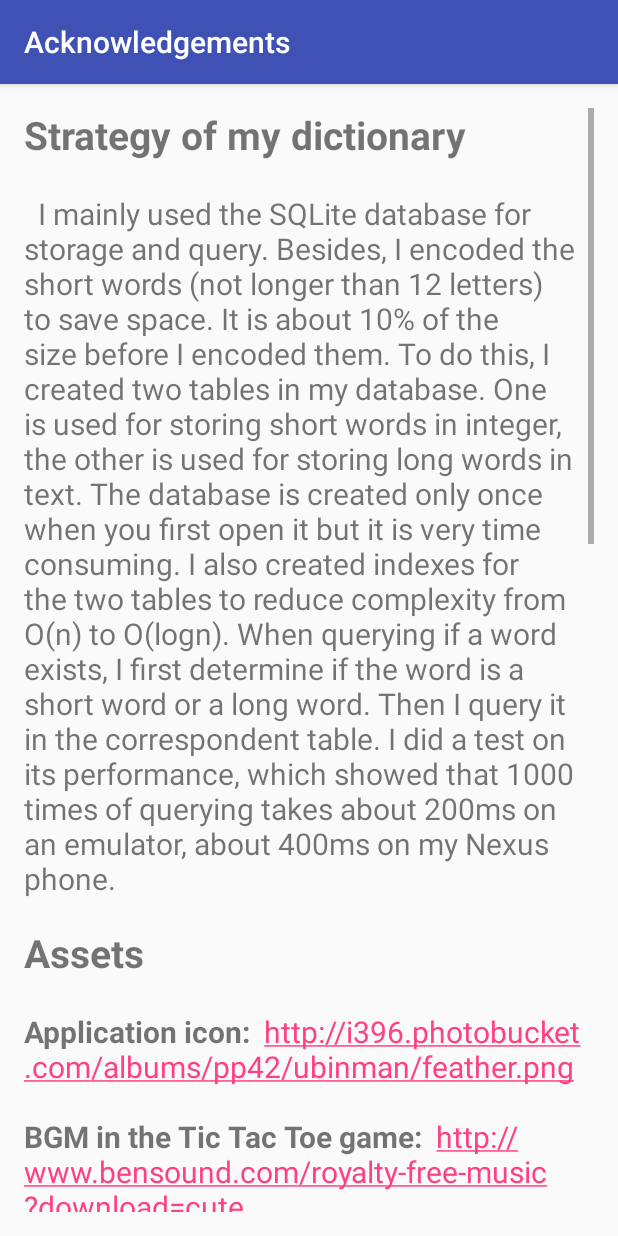
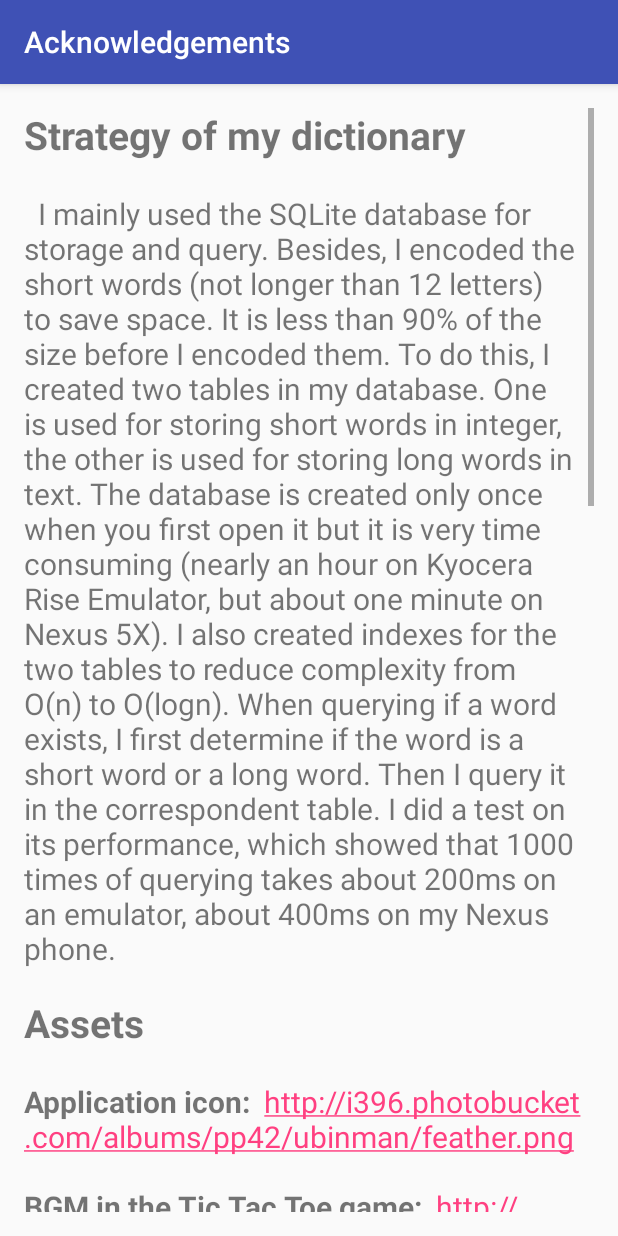
Before and after one commit to huangruihaocst/numad17s-ruihaohuang, an Android app: the AcknowledgementsActivity screen opened directly, with no data from a screen before it, on a phone screen of 412 x 824 dp. Run offline under Robolectric (Android 15) with nearby library versions, the phone set to English and light mode, and no system bars.

Commit message:
Fixed #32.

```diff
--- a/app/src/main/res/values/integers.xml
+++ b/app/src/main/res/values/integers.xml
@@ -8,8 +8,10 @@
     <integer name="max_word_length">12</integer>
     <!--wc -l dictionary_word_list-->
     <integer name="total_word_count">432334</integer>
-    <!--insert 2000 words to database a time-->
-    <integer name="insert_once">2000</integer>
+    <!--insert 2000 words to database a time on device with API 16 or higher-->
+    <integer name="insert_once_api_over_16">2000</integer>
+    <!--insert 500 words to database a time on device with API 15 or lower-->
+    <integer name="insert_once_api_below_15">500</integer>
     <!--do recognize word less than 3 characters long-->
     <integer name="min_word_length">3</integer>
 </resources>
--- a/app/src/main/res/values/strings.xml
+++ b/app/src/main/res/values/strings.xml
@@ -44,10 +44,11 @@
         &lt;p&gt;
         &#160;&#160;I mainly used the SQLite database for storage and query.\
         Besides, I encoded the short words (not longer than 12 letters) to save space.\
-        It is about 10% of the size before I encoded them.\
+        It is less than 90% of the size before I encoded them.\
         To do this, I created two tables in my database. One is used for storing short words in integer,\
         the other is used for storing long words in text.\
-        The database is created only once when you first open it but it is very time consuming.
+        The database is created only once when you first open it but it is very time consuming\
+        (nearly an hour on Kyocera Rise Emulator, but about one minute on Nexus 5X).
         I also created indexes for the two tables to reduce complexity from O(n) to O(logn).\
         When querying if a word exists, I first determine if the word is a short word or a long word.\
         Then I query it in the correspondent table.\
@@ -103,6 +104,12 @@
         &lt;a href="http://stackoverflow.com/questions/2591036/how-to-hide-the-title-bar-for-an-activity-in-xml-with-existing-custom-theme"&gt;
         http://stackoverflow.com/questions/2591036/how-to-hide-the-title-bar-for-an-activity-in-xml-with-existing-custom-theme&lt;/a&gt;,
         &lt;br/&gt;
+        &lt;a href="http://stackoverflow.com/questions/29040089/getting-android-sqlite-syntax-error-running-in-api-14"&gt;
+        http://stackoverflow.com/questions/29040089/getting-android-sqlite-syntax-error-running-in-api-14&lt;/a&gt;,
+        &lt;br/&gt;
+        &lt;a href="http://stackoverflow.com/questions/1609637/is-it-possible-to-insert-multiple-rows-at-a-time-in-an-sqlite-database"&gt;
+        http://stackoverflow.com/questions/1609637/is-it-possible-to-insert-multiple-rows-at-a-time-in-an-sqlite-database&lt;/a&gt;,
+        &lt;br/&gt;
         and &lt;a href="https://developer.android.com/index.html"&gt;
         Android Documentation
         &lt;/a&gt;.
```
Also changed, not shown: app/src/main/java/edu/neu/madcourse/ruihaohuang/dictionary/InitializeDatabaseTask.java (+57 -9 lines).
